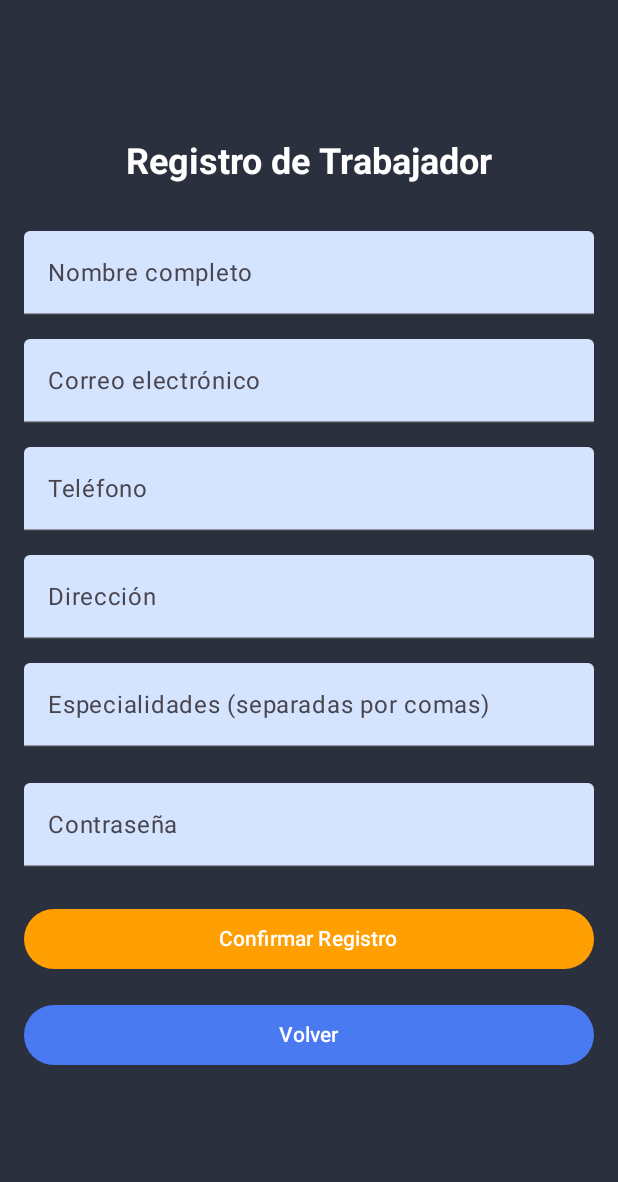
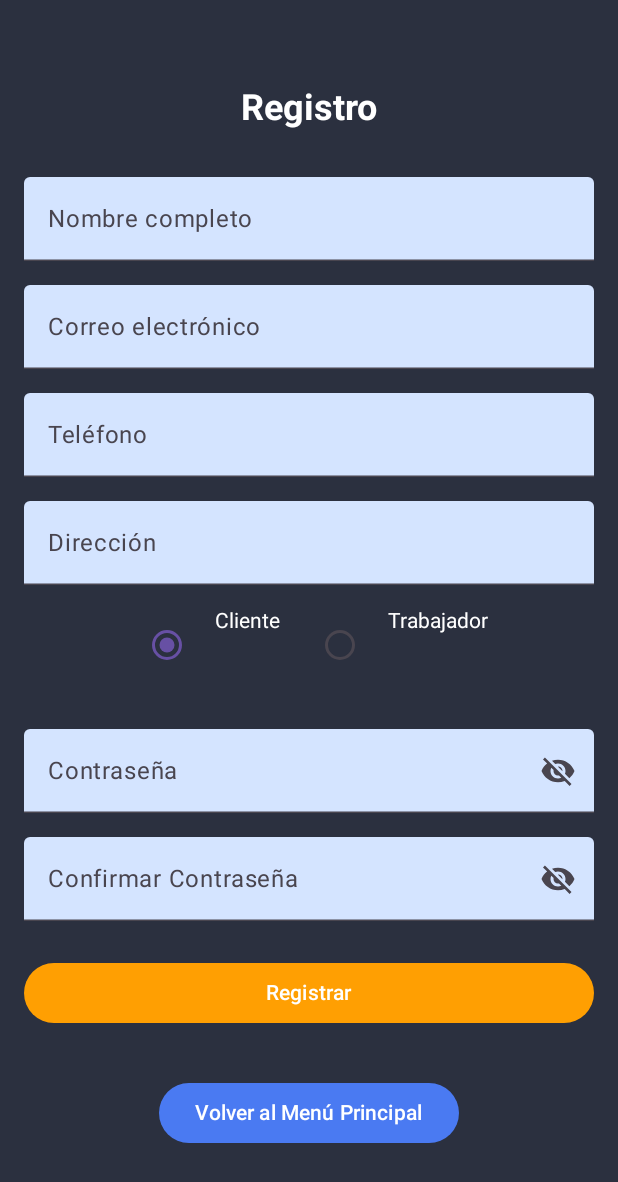
Before and after one commit to apuchigay/PetApp, an Android app built with Jetpack Compose: the RegistroScreen screen opened through its navigation route, on a phone screen of 412 x 824 dp. Shown: the top 1182 px of the screen. Run offline under Robolectric (Android 15) with nearby library versions, the phone set to English and light mode, and no system bars; our stand-ins replace Room's generated code; libraries missing offline, so code that uses them is left out: com.google.firebase.crashlytics.

Commit message:
Cambio en el formulario de registro

```diff
--- a/app/build.gradle.kts
+++ b/app/build.gradle.kts
@@ -64,7 +64,12 @@ dependencies {
     implementation(libs.androidx.navigation.runtime.ktx)
     implementation(libs.androidx.navigation.compose)
     implementation(libs.firebase.crashlytics.buildtools)
+    implementation(libs.androidx.espresso.core)
+    implementation(libs.androidx.constraintlayout.compose.android)
+    implementation(libs.filament.android)
     ksp(libs.androidx.room.compiler)
+
+    implementation("androidx.compose.material:material-icons-extended:1.5.1")
 
     // Gson library
     implementation(libs.gson)
--- a/app/src/main/java/com/example/cuidadoanimal/Screen/MainScreen.kt
+++ b/app/src/main/java/com/example/cuidadoanimal/Screen/MainScreen.kt
@@ -2,6 +2,7 @@ package com.example.cuidadoanimal.Screen
 
 import androidx.compose.foundation.Image
 import androidx.compose.foundation.background
+import androidx.compose.foundation.clickable
 import androidx.compose.foundation.layout.*
 import androidx.compose.material3.Button
 import androidx.compose.material3.ButtonDefaults
@@ -11,6 +12,7 @@ import androidx.compose.ui.Alignment
 import androidx.compose.ui.Modifier
 import androidx.compose.ui.graphics.Color
 import androidx.compose.ui.res.painterResource
+import androidx.compose.ui.text.font.FontWeight
 import androidx.compose.ui.unit.dp
 import androidx.compose.ui.unit.sp
 import androidx.navigation.NavHostController
@@ -28,7 +30,7 @@ fun MainScreen(navController: NavHostController) {
     ) {
         // Imagen de logo
         Image(
-            painter = painterResource(id = R.drawable.logo), // Reemplaza con el nombre correcto de tu imagen
+            painter = painterResource(id = R.drawable.logo),
             contentDescription = "Logo de Cuidado Animal",
             modifier = Modifier.size(260.dp)
         )
@@ -39,7 +41,7 @@ fun MainScreen(navController: NavHostController) {
         Button(
             onClick = { navController.navigate("login_screen") },
             modifier = Modifier
-                .width(300.dp) // Ancho reducido
+                .width(300.dp)
                 .height(50.dp),
             colors = ButtonDefaults.buttonColors(containerColor = Color(0xFFFF9F02))
         ) {
@@ -48,28 +50,13 @@ fun MainScreen(navController: NavHostController) {
 
         Spacer(modifier = Modifier.height(16.dp))
 
-        // Botón de Registro Cliente
-        Button(
-            onClick = { navController.navigate("cliente_screen") },
-            modifier = Modifier
-                .width(300.dp)
-                .height(50.dp),
-            colors = ButtonDefaults.buttonColors(containerColor = Color(0xFF4A7AF2))
-        ) {
-            Text(text = "Registrarse como Cliente")
-        }
-
-        Spacer(modifier = Modifier.height(16.dp))
-
-        // Botón de Registro Trabajador
-        Button(
-            onClick = { navController.navigate("trabajador_screen") },
-            modifier = Modifier
-                .width(300.dp)
-                .height(50.dp),
-            colors = ButtonDefaults.buttonColors(containerColor = Color(0xFF4A7AF2))
-        ) {
-            Text(text = "Registrarse como Trabajador")
-        }
+        // Enlace de texto para registrarse
+        Text(
+            text = "¿No tienes cuenta? Regístrate ahora",
+            color = Color(0xFF4A7AF2),
+            fontSize = 16.sp,
+            fontWeight = FontWeight.Bold,
+            modifier = Modifier.clickable { navController.navigate("registro_screen") }
+        )
     }
 }
--- a/app/src/main/java/com/example/cuidadoanimal/Screen/Navigation.kt
+++ b/app/src/main/java/com/example/cuidadoanimal/Screen/Navigation.kt
@@ -1,6 +1,5 @@
 package com.example.cuidadoanimal.Screen
 
-import ClienteScreen
 import androidx.compose.runtime.Composable
 import androidx.navigation.NavHostController
 import androidx.navigation.compose.NavHost
@@ -18,24 +17,22 @@ fun Navigation(navController: NavHostController, db: CuidadoAnimalDatabase) {
         composable("main_screen") {
             MainScreen(navController)
         }
-        composable("cliente_screen") {
-            ClienteScreen(navController, db)
-        }
-        composable("trabajador_screen") {
-            TrabajadorScreen(navController, db)
-        }
         composable("login_screen") {
             LoginScreen(navController, db)
         }
-        // Define la ruta de inicio_screen con un argumento userId
+        // Ruta para la pantalla de inicio con userId como argumento
         composable("inicio_screen/{userId}") { backStackEntry ->
             val userId = backStackEntry.arguments?.getString("userId")?.toIntOrNull() ?: 1
             InicioScreen(navController, userId, autenticacionRepository)
         }
-        // Definir la ruta de mascota_screen con clienteId como argumento
+        // Ruta para la pantalla de mascota con clienteId como argumento
         composable("mascota_screen/{clienteId}") { backStackEntry ->
             val clienteId = backStackEntry.arguments?.getString("clienteId")?.toIntOrNull() ?: 1
             MascotaScreen(navController, clienteId, mascotaRepository)
         }
+        // Ruta para la nueva pantalla de registro
+        composable("registro_screen") {
+            RegistroScreen(navController, db) // Ahora se pasa db en lugar de autenticacionRepository
+        }
     }
 }
--- a/app/src/main/java/com/example/cuidadoanimal/Screen/TrabajadorScreen.kt
+++ b/app/src/main/java/com/example/cuidadoanimal/Screen/RegistroScreen.kt
@@ -4,48 +4,50 @@ import androidx.compose.foundation.background
 import androidx.compose.foundation.layout.*
 import androidx.compose.foundation.text.KeyboardOptions
 import androidx.compose.material3.*
+import androidx.compose.material.icons.Icons
+import androidx.compose.material.icons.filled.Visibility
+import androidx.compose.material.icons.filled.VisibilityOff
 import androidx.compose.runtime.*
 import androidx.compose.ui.Alignment
 import androidx.compose.ui.Modifier
 import androidx.compose.ui.graphics.Color
 import androidx.compose.ui.text.font.FontWeight
-import androidx.compose.ui.text.input.ImeAction
-import androidx.compose.ui.text.input.KeyboardType
-import androidx.compose.ui.text.input.PasswordVisualTransformation
+import androidx.compose.ui.text.input.*
 import androidx.compose.ui.unit.dp
 import androidx.compose.ui.unit.sp
 import androidx.navigation.NavHostController
+import com.example.cuidadoanimal.Model.Cliente
+import com.example.cuidadoanimal.Model.Persona
 import com.example.cuidadoanimal.Model.Trabajador
-import com.example.cuidadoanimal.Model.Persona
+import com.example.cuidadoanimal.Repository.ClienteRepository
+import com.example.cuidadoanimal.Repository.PersonaRepository
 import com.example.cuidadoanimal.Repository.TrabajadorRepository
-import com.example.cuidadoanimal.Repository.PersonaRepository
+import com.example.cuidadoanimal.Repository.AutenticacionRepository
 import com.example.cuidadoanimal.Database.CuidadoAnimalDatabase
-import com.example.cuidadoanimal.Model.Autenticacion
-import com.example.cuidadoanimal.Repository.AutenticacionRepository
 import kotlinx.coroutines.CoroutineScope
 import kotlinx.coroutines.Dispatchers
 import kotlinx.coroutines.launch
 
 @OptIn(ExperimentalMaterial3Api::class)
 @Composable
-fun TrabajadorScreen(navController: NavHostController, db: CuidadoAnimalDatabase) {
+fun RegistroScreen(navController: NavHostController, db: CuidadoAnimalDatabase) {
     var nombre by remember { mutableStateOf("") }
     var email by remember { mutableStateOf("") }
-    var isEmailValid by remember { mutableStateOf(true) }
     var telefono by remember { mutableStateOf("") }
     var direccion by remember { mutableStateOf("") }
     var especialidades by remember { mutableStateOf("") }
     var password by remember { mutableStateOf("") }
+    var confirmPassword by remember { mutableStateOf("") }
+    var isPasswordVisible by remember { mutableStateOf(false) }
     var successMessage by remember { mutableStateOf("") }
     var errorMessage by remember { mutableStateOf("") }
+    var selectedRole by remember { mutableStateOf("Cliente") }
 
     // Crear instancias de los repositorios
+    val clienteRepository = ClienteRepository(db.clienteDao())
     val trabajadorRepository = TrabajadorRepository(db.trabajadorDao())
     val personaRepository = PersonaRepository(db.personaDao())
-    val autenticacionRepository = AutenticacionRepository(
-        db.autenticacionDao(),
-        db.personaDao()
-    )
+    val autenticacionRepository = AutenticacionRepository(db.autenticacionDao(), db.personaDao())
 
     // Función para validar el correo electrónico
     fun isValidEmail(email: String): Boolean {
@@ -62,7 +64,7 @@ fun TrabajadorScreen(navController: NavHostController, db: CuidadoAnimalDatabase
         horizontalAlignment = Alignment.CenterHorizontally
     ) {
         Text(
-            text = "Registro de Trabajador",
+            text = "Registro",
             fontSize = 24.sp,
             fontWeight = FontWeight.Bold,
             color = Color.White,
@@ -86,29 +88,15 @@ fun TrabajadorScreen(navController: NavHostController, db: CuidadoAnimalDatabase
             value = email,
             onValueChange = {
                 email = it
-                isEmailValid = isValidEmail(it) // Validación en tiempo real
             },
             label = { Text("Correo electrónico") },
             modifier = Modifier.fillMaxWidth(),
-            colors = TextFieldDefaults.textFieldColors(
-                containerColor = Color(0xFFD4E4FF),
-                errorIndicatorColor = if (!isEmailValid) Color.Red else Color.Transparent
-            ),
-            isError = !isEmailValid,
+            colors = TextFieldDefaults.textFieldColors(containerColor = Color(0xFFD4E4FF)),
             keyboardOptions = KeyboardOptions.Default.copy(
                 keyboardType = KeyboardType.Email,
                 imeAction = ImeAction.Next
             )
         )
-
-        if (!isEmailValid) {
-            Text(
-                text = "Por favor, ingresa un correo válido",
-                color = Color.Red,
-                fontSize = 12.sp,
-                modifier = Modifier.align(Alignment.Start).padding(top = 4.dp)
-            )
-        }
 
         Spacer(modifier = Modifier.height(16.dp))
 
@@ -139,7 +127,30 @@ fun TrabajadorScreen(navController: NavHostController, db: CuidadoAnimalDatabase
 
         Spacer(modifier = Modifier.height(16.dp))
 
-        // Campo de especialidades
+        // Selección de rol
+        Row(
+            modifier = Modifier.fillMaxWidth(),
+            horizontalArrangement = Arrangement.Center
+        ) {
+            RadioButton(
+                selected = selectedRole == "Cliente",
+                onClick = { selectedRole = "Cliente" }
+            )
+            Text("Cliente", color = Color.White, modifier = Modifier.padding(start = 8.dp))
+
+            Spacer(modifier = Modifier.width(16.dp))
+
+            RadioButton(
+                selected = selectedRole == "Trabajador",
+                onClick = { selectedRole = "Trabajador" }
+            )
+            Text("Trabajador", color = Color.White, modifier = Modifier.padding(start = 8.dp))
+        }
+
+        Spacer(modifier = Modifier.height(16.dp))
+
+        // Campo de especialidades (solo para trabajador)
+        if (selectedRole == "Trabajador") {
             TextField(
                 value = especialidades,
                 onValueChange = { especialidades = it },
@@ -148,8 +159,9 @@ fun TrabajadorScreen(navController: NavHostController, db: CuidadoAnimalDatabase
                 colors = TextFieldDefaults.textFieldColors(containerColor = Color(0xFFD4E4FF)),
                 keyboardOptions = KeyboardOptions.Default.copy(imeAction = ImeAction.Done)
             )
+        }
 
-        Spacer(modifier = Modifier.height(24.dp))
+        Spacer(modifier = Modifier.height(16.dp))
 
         // Campo de contraseña
         TextField(
@@ -157,10 +169,39 @@ fun TrabajadorScreen(navController: NavHostController, db: CuidadoAnimalDatabase
             onValueChange = { password = it },
             label = { Text("Contraseña") },
             placeholder = { Text("Ingrese su contraseña") },
-            visualTransformation = PasswordVisualTransformation(),
+            visualTransformation = if (isPasswordVisible) VisualTransformation.None else PasswordVisualTransformation(),
             modifier = Modifier.fillMaxWidth(),
             colors = TextFieldDefaults.textFieldColors(containerColor = Color(0xFFD4E4FF)),
-            keyboardOptions = KeyboardOptions.Default.copy(imeAction = ImeAction.Next)
+            keyboardOptions = KeyboardOptions.Default.copy(imeAction = ImeAction.Next),
+            trailingIcon = {
+                IconButton(onClick = { isPasswordVisible = !isPasswordVisible }) {
+                    Icon(
+                        imageVector = if (isPasswordVisible) Icons.Filled.Visibility else Icons.Filled.VisibilityOff,
+                        contentDescription = if (isPasswordVisible) "Ocultar contraseña" else "Mostrar contraseña"
+                    )
+                }
+            }
+        )
+
+        Spacer(modifier = Modifier.height(16.dp))
+
+        // Campo de confirmar contraseña
+        TextField(
+            value = confirmPassword,
+            onValueChange = { confirmPassword = it },
+            label = { Text("Confirmar Contraseña") },
+            visualTransformation = if (isPasswordVisible) VisualTransformation.None else PasswordVisualTransformation(),
+            modifier = Modifier.fillMaxWidth(),
+            colors = TextFieldDefaults.textFieldColors(containerColor = Color(0xFFD4E4FF)),
+            keyboardOptions = KeyboardOptions.Default.copy(imeAction = ImeAction.Done),
+            trailingIcon = {
+                IconButton(onClick = { isPasswordVisible = !isPasswordVisible }) {
+                    Icon(
+                        imageVector = if (isPasswordVisible) Icons.Filled.Visibility else Icons.Filled.VisibilityOff,
+                        contentDescription = if (isPasswordVisible) "Ocultar contraseña" else "Mostrar contraseña"
+                    )
+                }
+            }
         )
 
         Spacer(modifier = Modifier.height(24.dp))
@@ -168,8 +209,8 @@ fun TrabajadorScreen(navController: NavHostController, db: CuidadoAnimalDatabase
         // Botón para confirmar registro
         Button(
             onClick = {
-                if (nombre.isNotBlank() && email.isNotBlank() && telefono.isNotBlank() && direccion.isNotBlank() && especialidades.isNotBlank() && password.isNotBlank()) {
-                    if (isEmailValid) {
+                if (password == confirmPassword && nombre.isNotBlank() && email.isNotBlank() && telefono.isNotBlank() && direccion.isNotBlank() && password.isNotBlank()) {
+                    if (isValidEmail(email)) {
                         val nuevaPersona = Persona(
                             nombre = nombre,
                             email = email,
@@ -179,68 +220,69 @@ fun TrabajadorScreen(navController: NavHostController, db: CuidadoAnimalDatabase
 
                         CoroutineScope(Dispatchers.IO).launch {
                             val personaId = personaRepository.insertPersona(nuevaPersona).toInt()
+
+                            // Registro según el rol
+                            if (selectedRole == "Cliente") {
+                                val nuevoCliente = Cliente(persona_id = personaId)
+                                clienteRepository.insertCliente(nuevoCliente)
+                            } else {
                                 val nuevoTrabajador = Trabajador(
                                     persona_id = personaId,
                                     especialidades = especialidades.split(",").map { it.trim() },
                                     calificacion = 0.0f
                                 )
+                                trabajadorRepository.insertTrabajador(nuevoTrabajador)
+                            }
 
-                            trabajadorRepository.insertTrabajador(nuevoTrabajador)
-
+                            // Autenticación
                             autenticacionRepository.insertAutenticacionWithUserType(
                                 personaId = personaId,
                                 email = email,
                                 password = password,
-                                tipoUsuario = 1
+                                tipoUsuario = if (selectedRole == "Cliente") 2 else 1
                             )
 
                             successMessage = "Registro exitoso para $nombre"
                             errorMessage = ""
-
-                            // Limpiar el formulario
+                            // Limpiar campos
                             nombre = ""
                             email = ""
                             telefono = ""
                             direccion = ""
                             especialidades = ""
                             password = ""
-                            isEmailValid = true
+                            confirmPassword = ""
                         }
                     } else {
-                        errorMessage = "Por favor, ingresa un correo válido"
-                        successMessage = ""
+                        errorMessage = "Por favor ingrese un correo electrónico válido."
                     }
                 } else {
-                    errorMessage = "Por favor, completa todos los campos"
-                    successMessage = ""
+                    errorMessage = "Las contraseñas no coinciden o faltan campos."
                 }
             },
             modifier = Modifier.fillMaxWidth(),
             colors = ButtonDefaults.buttonColors(containerColor = Color(0xFFFF9F02))
         ) {
-            Text("Confirmar Registro")
+            Text("Registrar", color = Color.White)
         }
 
         Spacer(modifier = Modifier.height(16.dp))
 
-        Button(
-            onClick = {
-                navController.popBackStack()
-            },
-            modifier = Modifier.fillMaxWidth(),
-            colors = ButtonDefaults.buttonColors(containerColor = Color(0xFF4A7AF2))
-        ) {
-            Text("Volver", color = Color.White)
+        // Mensajes de éxito o error
+        if (successMessage.isNotEmpty()) {
+            Text(text = successMessage, color = Color.Green)
         }
-
-        Spacer(modifier = Modifier.height(16.dp))
-
-        if (errorMessage.isNotBlank()) {
+        if (errorMessage.isNotEmpty()) {
             Text(text = errorMessage, color = Color.Red)
         }
 
-        if (successMessage.isNotBlank()) {
-            Text(text = successMessage, color = Color.White)
+        // Botón para regresar al menú principal
+        Button(
+            onClick = { navController.navigate("main_screen") },
+            modifier = Modifier.padding(top = 16.dp),
+            colors = ButtonDefaults.buttonColors(containerColor = Color(0xFF4A7Af2))
+        ) {
+            Text("Volver al Menú Principal", color = Color.White)
         }
     }
 }
--- a/gradle/libs.versions.toml
+++ b/gradle/libs.versions.toml
@@ -15,6 +15,8 @@ ksp="1.9.0-1.0.13"
 navigationRuntimeKtx = "2.8.2"
 navigationCompose = "2.8.2"
 firebaseCrashlyticsBuildtools = "3.0.2"
+constraintlayoutComposeAndroid = "1.1.0"
+filamentAndroid = "1.17.1"
 
 [libraries]
 androidx-core-ktx = { group = "androidx.core", name = "core-ktx", version.ref = "coreKtx" }
@@ -39,6 +41,8 @@ androidx-room-compiler = { group = "androidx.room", name = "room-compiler", vers
 androidx-navigation-runtime-ktx = { group = "androidx.navigation", name = "navigation-runtime-ktx", version.ref = "navigationRuntimeKtx" }
 androidx-navigation-compose = { group = "androidx.navigation", name = "navigation-compose", version.ref = "navigationCompose" }
 firebase-crashlytics-buildtools = { group = "com.google.firebase", name = "firebase-crashlytics-buildtools", version.ref = "firebaseCrashlyticsBuildtools" }
+androidx-constraintlayout-compose-android = { group = "androidx.constraintlayout", name = "constraintlayout-compose-android", version.ref = "constraintlayoutComposeAndroid" }
+filament-android = { group = "com.google.ar.sceneform", name = "filament-android", version.ref = "filamentAndroid" }
 
 [plugins]
 android-application = { id = "com.android.application", version.ref = "agp" }
```
Also changed, not shown: app/src/main/java/com/example/cuidadoanimal/Screen/ClienteScreen.kt (deleted, +0 -203 lines). Lines whose indentation alone changed are shown as unchanged.
